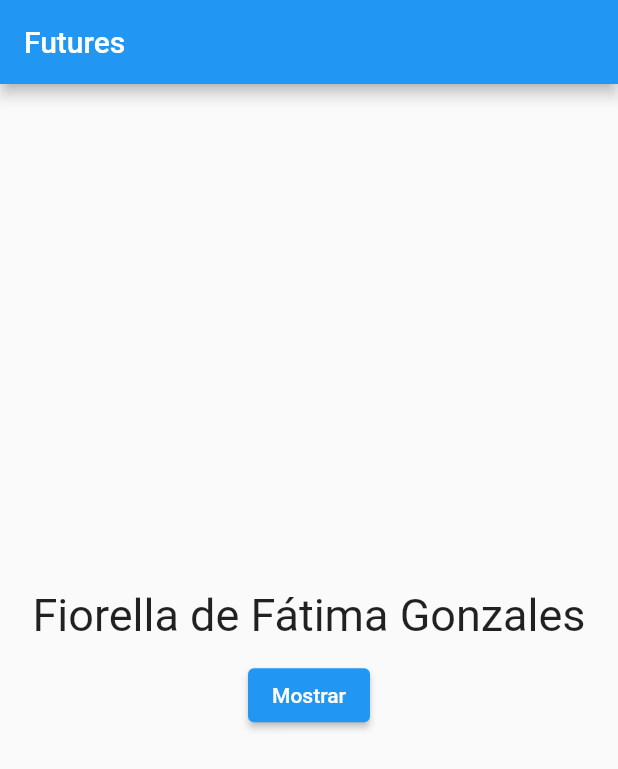
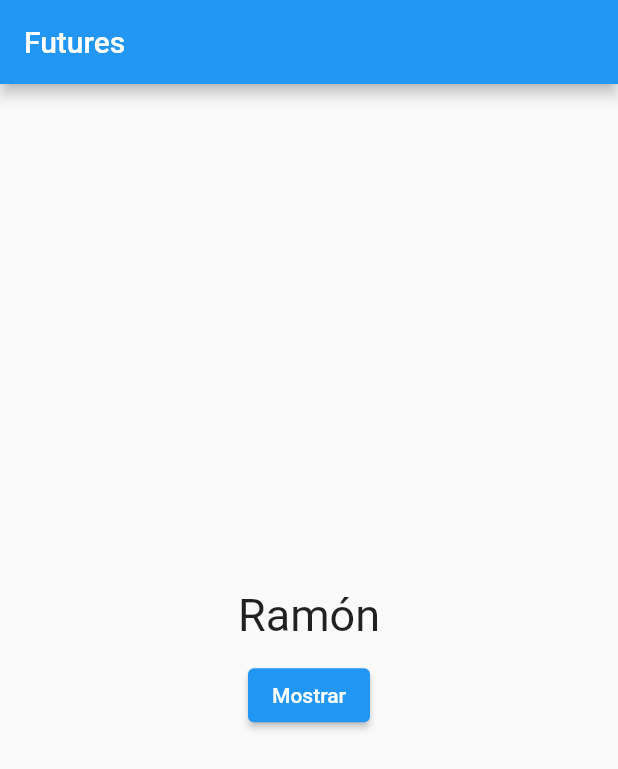
Before and after one commit to ehbarrionuevo/flutter_codigo_futures, a Flutter app: the screen it shows after launch, after a tap on "Mostrar", on a phone screen of 412 x 824 dp. Shown: the top 769 px of the screen. Run offline on Flutter 3.47's test engine with Material 2 defaults, Android fonts, the phone set to English and light mode, and no system bars.

```diff
--- a/lib/home_page.dart
+++ b/lib/home_page.dart
@@ -6,11 +6,27 @@ class HomePage extends StatefulWidget {
 }
 
 class _HomePageState extends State<HomePage> {
-
   String text = "Hola";
 
-  Future<String> getName() async{
-    return "Fiorella de Fátima Gonzales";
+  @override
+  initState() {
+    super.initState();
+    getData();
+    // getName().then((value){
+    //   text = value;
+    //   setState((){});
+    // });
+  }
+
+  getData() async{
+    text = await getName();
+    setState((){});
+  }
+
+  Future<String> getName() async {
+    return Future.delayed(Duration(seconds: 3), (){
+      return "Ramón";
+    });
   }
 
   @override
@@ -25,23 +41,19 @@ class _HomePageState extends State<HomePage> {
           children: [
             Text(
               text,
-              style: TextStyle(
-                fontSize: 30.0
-              ),
+              style: TextStyle(fontSize: 30.0),
             ),
             const SizedBox(
               height: 12.0,
             ),
             ElevatedButton(
               onPressed: () async {
-
                 // getName().then((value){
                 //   text = value;
                 //   setState((){});
                 // });
                 text = await getName();
-                setState((){});
-
+                setState(() {});
               },
               child: Text(
                 "Mostrar",
```
